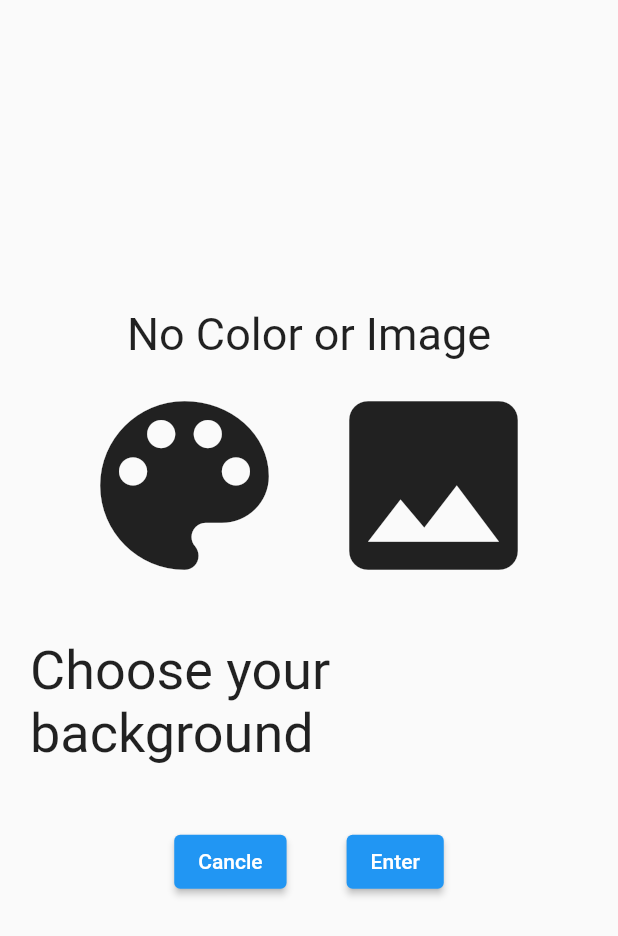
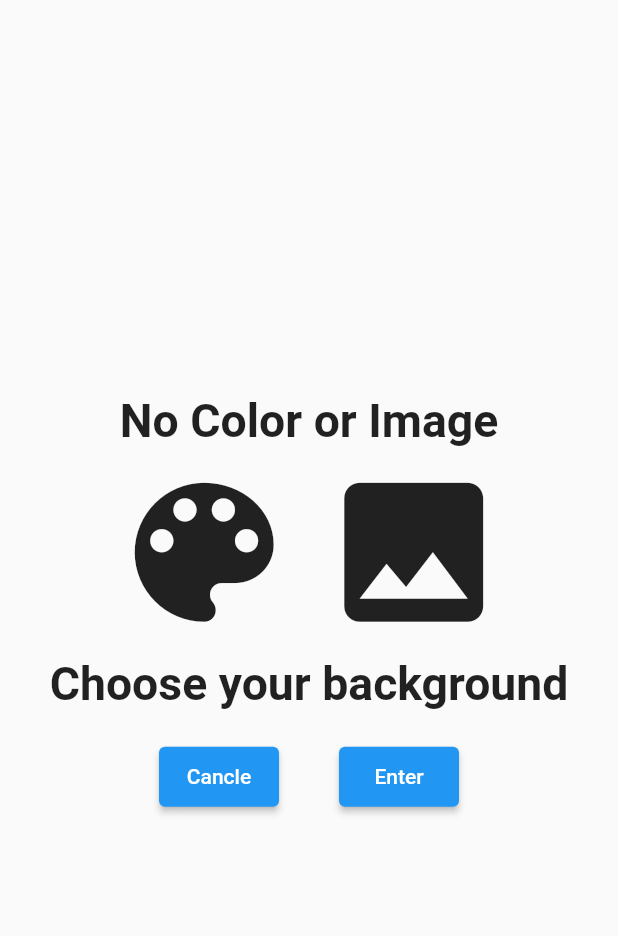
Before and after one commit to harmlessman/LOLCard, a Flutter app: the SelectBackground screen opened directly with empty values, on a phone screen of 412 x 824 dp. Shown: the top 936 px of the screen. Run offline on Flutter 3.47's test engine with Material 2 defaults, Android fonts, the phone set to English and light mode, and no system bars; our stand-ins replace flutter_colorpicker, flutter_native_splash, image_gallery_saver, image_picker, screenshot; Roboto replaces fonts that are missing (normal).

Commit message:
Set the screen to fit the device size

```diff
--- a/lib/more_info/select_background.dart
+++ b/lib/more_info/select_background.dart
@@ -3,12 +3,12 @@ import 'package:flutter_colorpicker/flutter_colorpicker.dart';
 import 'package:flutter/material.dart';
 import 'package:lolcard/carddata.dart';
 import 'package:image_picker/image_picker.dart';
-import 'package:lolcard/card_capture.dart';
-import 'package:lolcard/cardframe.dart';
+import 'select_color.dart';
 
 class SelectBackground extends StatefulWidget {
-  final CardData data;
-  const SelectBackground(this.data, {Key? key}) : super(key: key);
+  final CardData cardData;
+
+  const SelectBackground(this.cardData, {Key? key}) : super(key: key);
 
   @override
   State<SelectBackground> createState() => _SelectBackgroundState();
@@ -19,18 +19,15 @@ class _SelectBackgroundState extends State<SelectBackground> {
   dynamic background;
   Color pickerColor = Colors.white;
 
-
-
-
   void changeColor(Color color) {
     setState(() => pickerColor = color);
   }
 
-  colorDialog(BuildContext context){
-    print(background);
-    showDialog(barrierDismissible: false,
-      context:context,
-      builder:(BuildContext context){
+  colorDialog(BuildContext context) {
+    showDialog(
+      barrierDismissible: false,
+      context: context,
+      builder: (BuildContext context) {
         return AlertDialog(
           title: Text('Pick a color!'),
           content: SingleChildScrollView(
@@ -43,9 +40,8 @@ class _SelectBackgroundState extends State<SelectBackground> {
             ElevatedButton(
               child: Text('Got it'),
               onPressed: () {
-                setState(() => background  = pickerColor);
+                setState(() => background = pickerColor);
                 Navigator.of(context).pop();
-
               },
             ),
           ],
@@ -54,78 +50,75 @@ class _SelectBackgroundState extends State<SelectBackground> {
     );
   }
 
-
-
-  ImageDialog() async{
+  ImageDialog() async {
     final getImage = await picker.pickImage(source: ImageSource.gallery);
     setState(() {
-      if (getImage!=null) {
+      if (getImage != null) {
         background = getImage;
       }
     });
   }
 
-  EnterEvent(){
-    print(background.runtimeType);
-    if (background != null){
+  EnterEvent() {
+    if (background != null) {
       Navigator.push(
           context,
-          MaterialPageRoute(builder: (context)=> CardCapture(CardFrame(cardData : widget.data, background: background)))
-      );
-    }
-    else{
+          MaterialPageRoute(
+              builder: (context) => SelectColor(
+                    cardData: widget.cardData,
+                    background: background,
+                  )));
+    } else {
       nonLaneDialog(context);
     }
     return 0;
   }
-  // image == null ? Text('Your Thema') : Image.file(
-  // File(image.path),
-  // width: 100,
-  // height: 100,
-  // ),
-  Widget Preview(dynamic background){
-    if (background == null){
-    return Container(
-          child: Text('No Color or Image',
-            textAlign: TextAlign.center,
-            style: TextStyle(fontSize: 30, fontStyle: FontStyle.normal),
+
+  Widget Preview(dynamic background) {
+    double width = MediaQuery.of(context).size.width;
+    if (background == null) {
+      return FittedBox(
+        fit: BoxFit.cover,
+        child: Text(
+          "No Color or Image",
+          style: TextStyle(
+            fontFamily: 'normal',
+            fontSize: width * 0.075,
+            fontWeight: FontWeight.bold,
+          ),
         ),
       );
-    }
-    else if(background is XFile){
+    } else if (background is XFile) {
       // 명함 비율은 9:5
       return Container(
-        height: (MediaQuery.of(context).size.width)*0.6*1.8,
-        width: (MediaQuery.of(context).size.width)*0.6,
+        height: width * 0.6 * 1.8,
+        width: width * 0.6,
         decoration: BoxDecoration(
           borderRadius: BorderRadius.circular(10.0),
           image: DecorationImage(
-            image: FileImage((
-              File(background.path))),
+            image: FileImage((File(background.path))),
             fit: BoxFit.fill,
           ),
         ),
       );
-    }
-    else{
+    } else {
       return Container(
-        height: (MediaQuery.of(context).size.width)*0.6*1.8,
-        width: (MediaQuery.of(context).size.width)*0.6,
+        height: width * 0.6 * 1.8,
+        width: width * 0.6,
         decoration: BoxDecoration(
-          borderRadius: BorderRadius.circular(10.0),
-          color: background
-        ),
+            borderRadius: BorderRadius.circular(10.0), color: background),
       );
     }
   }
 
-  nonLaneDialog(BuildContext context){
-    showDialog(barrierDismissible: false,
-      context:context,
-      builder:(BuildContext context){
+  nonLaneDialog(BuildContext context) {
+    showDialog(
+      barrierDismissible: false,
+      context: context,
+      builder: (BuildContext context) {
         return AlertDialog(
-          shape: RoundedRectangleBorder(
-              borderRadius: BorderRadius.circular(10.0)),
+          shape:
+              RoundedRectangleBorder(borderRadius: BorderRadius.circular(10.0)),
           title: Column(
             children: [Text("Failure")],
           ),
@@ -134,9 +127,7 @@ class _SelectBackgroundState extends State<SelectBackground> {
           ),
           actions: [
             TextButton(
-              onPressed: ()=>{
-                Navigator.pop(context)
-              },
+              onPressed: () => {Navigator.pop(context)},
               child: Text("OK"),
             )
           ],
@@ -147,9 +138,10 @@ class _SelectBackgroundState extends State<SelectBackground> {
 
   @override
   Widget build(BuildContext context) {
+    double width = MediaQuery.of(context).size.width;
     return Scaffold(
         body: Center(
-        child : Column(
+      child: Column(
           mainAxisAlignment: MainAxisAlignment.center,
           children: <Widget>[
             Preview(background),
@@ -157,29 +149,27 @@ class _SelectBackgroundState extends State<SelectBackground> {
               mainAxisAlignment: MainAxisAlignment.center,
               children: [
                 IconButton(
-                  onPressed: () => {
-                    colorDialog(context)
-                  },
+                  onPressed: () => {colorDialog(context)},
                   icon: Icon(Icons.color_lens),
-                  iconSize: 150,
+                  iconSize: width * 0.3,
                 ),
                 IconButton(
                   onPressed: ImageDialog,
                   icon: Icon(Icons.image),
-                  iconSize: 150,
-
+                  iconSize: width * 0.3,
                 )
               ],
             ),
-
-            Container(
-              padding: EdgeInsets.all(20.0),
+            FittedBox(
+              fit: BoxFit.cover,
               child: Text(
                 "Choose your background",
                 style: TextStyle(
-                    fontSize: 36,
-                  )),
-
+                  fontFamily: 'normal',
+                  fontSize: width * 0.075,
+                  fontWeight: FontWeight.bold,
+                ),
+              ),
             ),
             Row(
               mainAxisAlignment: MainAxisAlignment.center,
@@ -187,32 +177,22 @@ class _SelectBackgroundState extends State<SelectBackground> {
                 Container(
                   padding: EdgeInsets.all(20.0),
                   child: ElevatedButton(
-                    onPressed: ()=>{
-                      Navigator.pop(context)
-                    },
-                    child: Container(
+                    onPressed: () => {Navigator.pop(context)},
+                    style: ElevatedButton.styleFrom(minimumSize: Size(80, 40)),
                     child: Text('Cancle'),
                   ),
                 ),
-                ),
-
                 Container(
                   padding: EdgeInsets.all(20.0),
                   child: ElevatedButton(
                     onPressed: EnterEvent,
-                    child: Container(
+                    style: ElevatedButton.styleFrom(minimumSize: Size(80, 40)),
                     child: Text('Enter'),
                   ),
                 ),
-                ),
-
               ],
             )
-
-        ]
-      ),
-
-    )
-    );
+          ]),
+    ));
   }
 }
```
Also changed, not shown: lib/card_capture.dart (+10 -4 lines), lib/input_username.dart (+57 -79 lines), lib/more_info/select_color.dart (+7 -4 lines). Lines whose indentation alone changed are shown as unchanged.
